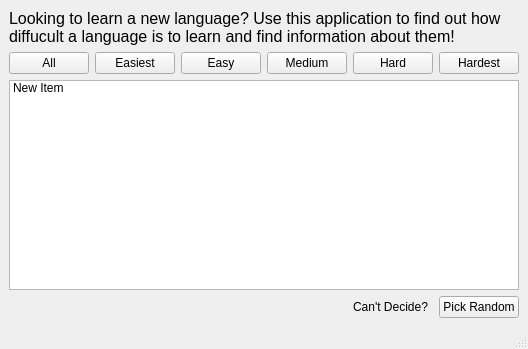
Old version of the form mainwindow.ui in the repository vtulonen/language-difficulty-guide.
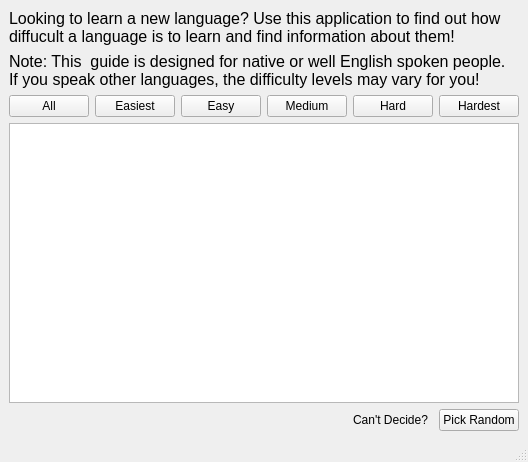
New version of the form.

Commit message: translations updates + starting dialog update

```diff
--- a/mainwindow.ui
+++ b/mainwindow.ui
@@ -7,7 +7,7 @@
     <x>0</x>
     <y>0</y>
     <width>528</width>
-    <height>349</height>
+    <height>462</height>
    </rect>
   </property>
   <property name="windowTitle">
@@ -15,31 +15,10 @@
   </property>
   <widget class="QWidget" name="centralwidget">
    <layout class="QGridLayout" name="gridLayout">
-    <item row="1" column="1">
-     <widget class="QPushButton" name="btn_filter_all">
+    <item row="2" column="3">
+     <widget class="QPushButton" name="btn_filter_easy">
       <property name="text">
-       <string>All</string>
-      </property>
-     </widget>
-    </item>
-    <item row="1" column="6">
-     <widget class="QPushButton" name="btn_filter_hardest">
-      <property name="text">
-       <string>Hardest</string>
-      </property>
-     </widget>
-    </item>
-    <item row="1" column="4">
-     <widget class="QPushButton" name="btn_filter_medium">
-      <property name="text">
-       <string>Medium</string>
-      </property>
-     </widget>
-    </item>
-    <item row="1" column="5">
-     <widget class="QPushButton" name="btn_filter_hard">
-      <property name="text">
-       <string>Hard</string>
+       <string>Easy</string>
       </property>
      </widget>
     </item>
@@ -64,21 +43,21 @@
       </property>
      </widget>
     </item>
-    <item row="1" column="2">
+    <item row="2" column="2">
      <widget class="QPushButton" name="btn_filter_easiest">
       <property name="text">
        <string>Easiest</string>
       </property>
      </widget>
     </item>
-    <item row="1" column="3">
-     <widget class="QPushButton" name="btn_filter_easy">
+    <item row="2" column="1">
+     <widget class="QPushButton" name="btn_filter_all">
       <property name="text">
-       <string>Easy</string>
+       <string>All</string>
       </property>
      </widget>
     </item>
-    <item row="4" column="1" colspan="6">
+    <item row="5" column="1" colspan="6">
      <widget class="QListWidget" name="listWidgetLanguages">
       <property name="isWrapping" stdset="0">
        <bool>true</bool>
@@ -86,14 +65,30 @@
       <property name="sortingEnabled">
        <bool>true</bool>
       </property>
-      <item>
-       <property name="text">
-        <string>New Item</string>
-       </property>
-      </item>
      </widget>
     </item>
-    <item row="5" column="6">
+    <item row="2" column="5">
+     <widget class="QPushButton" name="btn_filter_hard">
+      <property name="text">
+       <string>Hard</string>
+      </property>
+     </widget>
+    </item>
+    <item row="6" column="5">
+     <widget class="QLabel" name="label_2">
+      <property name="text">
+       <string>Can't Decide?</string>
+      </property>
+     </widget>
+    </item>
+    <item row="2" column="4">
+     <widget class="QPushButton" name="btn_filter_medium">
+      <property name="text">
+       <string>Medium</string>
+      </property>
+     </widget>
+    </item>
+    <item row="6" column="6">
      <widget class="QPushButton" name="btn_random">
       <property name="toolTip">
        <string extracomment="From Selected Category"/>
@@ -106,10 +101,28 @@
       </property>
      </widget>
     </item>
-    <item row="5" column="5">
-     <widget class="QLabel" name="label_2">
+    <item row="2" column="6">
+     <widget class="QPushButton" name="btn_filter_hardest">
       <property name="text">
-       <string>Can't Decide?</string>
+       <string>Hardest</string>
+      </property>
+     </widget>
+    </item>
+    <item row="1" column="1" colspan="6">
+     <widget class="QLabel" name="label_3">
+      <property name="font">
+       <font>
+        <pointsize>12</pointsize>
+       </font>
+      </property>
+      <property name="autoFillBackground">
+       <bool>false</bool>
+      </property>
+      <property name="text">
+       <string>Note: This  guide is designed for native or well English spoken people. If you speak other languages, the difficulty levels may vary for you! </string>
+      </property>
+      <property name="wordWrap">
+       <bool>true</bool>
       </property>
      </widget>
     </item>
```
The commit also changes 3 other files.
